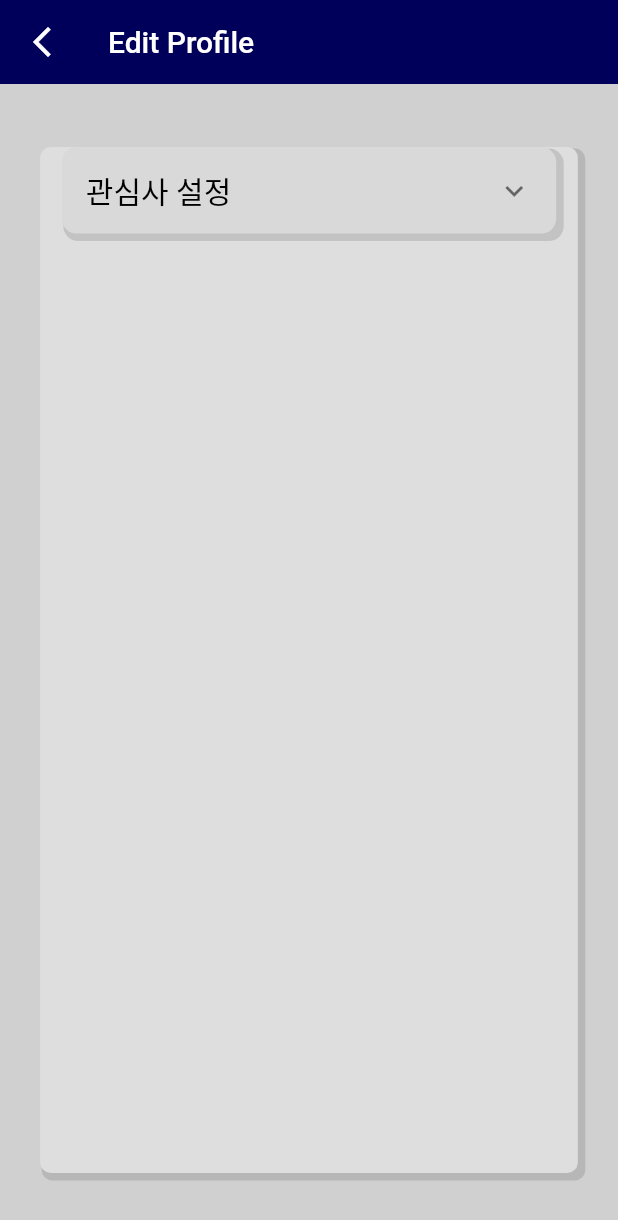
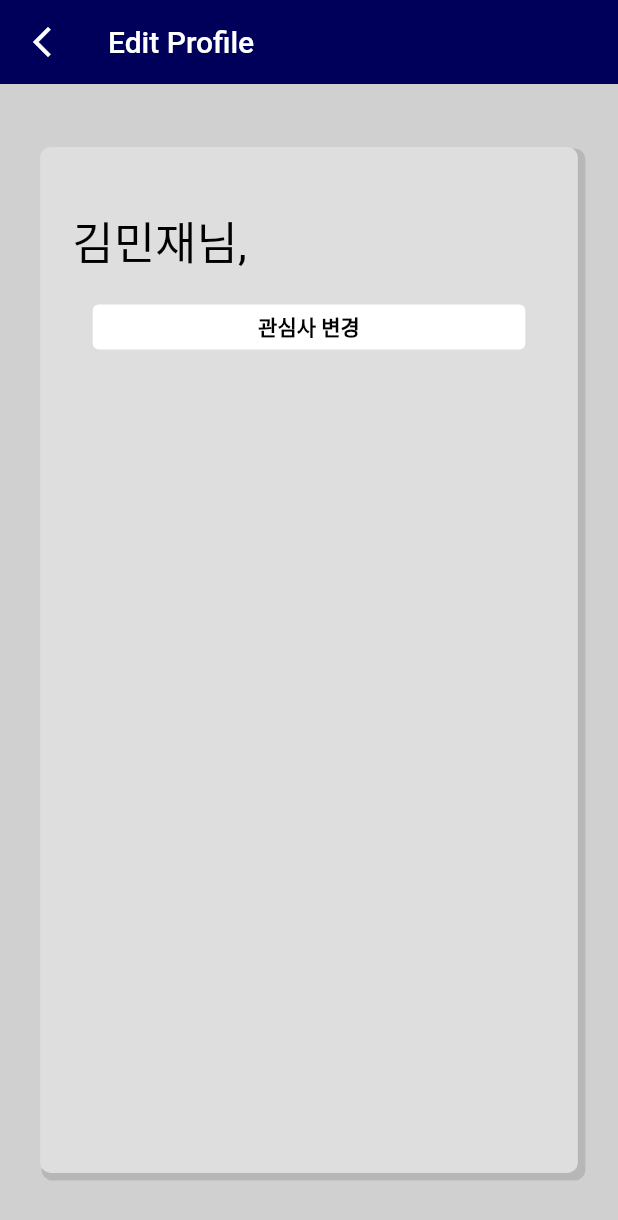
Before and after one commit to Government-Open-Data-Project/Client, a Flutter app: the EditProfile screen opened directly, on a phone screen of 412 x 824 dp. Shown: the top 1220 px of the screen. Run offline on Flutter 3.47's test engine with Material 2 defaults, Android fonts, the phone set to English and light mode, and no system bars; our stand-ins replace dots_indicator; Roboto replaces fonts that are missing (soojin).

Commit message:
fix : 프로필편집 수정

```diff
--- a/lib/editProfile.dart
+++ b/lib/editProfile.dart
@@ -40,73 +40,24 @@ class _EditProfileState extends State<EditProfile> {
   bool button30State = false;
   bool button31State = false;
 
-  @override
-  Widget build(BuildContext context) {
-    final sizeX = MediaQuery.of(context).size.width;
-    final sizeY = MediaQuery.of(context).size.height;
-
-    return Scaffold(
-      appBar: AppBar(
-        title: Text("Edit Profile"),
-        backgroundColor: Color(0xFF00005B),
-        elevation: 0.0,
-        leading: IconButton(
-          onPressed: () {
-            Navigator.pop(context);
-          },
-          icon: Icon(Icons.arrow_back_ios_new),
+  Future<void> _showDialog(BuildContext context) {
+    return showDialog<void>(
+      context: context,
+      barrierDismissible: false,
+      builder: (context) {
+        return StatefulBuilder(
+            builder: (BuildContext context, StateSetter setState){
+              return AlertDialog(
+                backgroundColor: Color(0xFFDEDEDE),
+                title: Text(
+                  "필터 검색",
+                  style: TextStyle(
+                      fontFamily: 'soojin',
+                      color: Color(0xFF5E5E5E)
                   ),
                 ),
-      backgroundColor: Color(0xFFD0D0D0),
-      body: Center(
+                content: SingleChildScrollView(
                   child: Container(
-            width: sizeX * 0.87,
-            height: sizeY * 0.83,
-            decoration: BoxDecoration(
-              color: Color(0xFFDEDEDE),
-              borderRadius: BorderRadius.circular(7),
-              boxShadow: [
-                BoxShadow(
-                  color: Colors.black12,
-                  spreadRadius: 2,
-                  offset: Offset(3, 3),
-                ),
-              ],
-            ),
-            child: Center(
-              child: Column(
-                children: [
-                  Container(
-
-                  ),
-                  Container(),
-                  Container(
-                    width: sizeX*0.8,
-                    height: sizeY*0.07,
-                    decoration: BoxDecoration(
-                      borderRadius: BorderRadius.vertical(
-                          top: Radius.circular(10), bottom: Radius.circular(10)),
-                      color: Color(0xFFd9d9d9),
-                      boxShadow:[
-                        BoxShadow(
-                          color: Colors.black12,
-                          spreadRadius: 2,
-                          offset: Offset(3,3),
-                        ),
-                      ],
-                    ),
-                    child: ExpansionTile(
-                        title: Text(
-                          '관심사 설정',
-                          style: TextStyle(
-                            fontFamily: "soojin",
-                            fontSize: 20,
-                            color: Colors.black,
-                          ),
-                        ),
-                        initiallyExpanded: false,
-                        children: <Widget>[
-                          Container(
                     width: MediaQuery.of(context).size.width,
                     child: Column(
                       children: [
@@ -702,9 +653,119 @@ class _EditProfileState extends State<EditProfile> {
                       ],
                     ),
                   ),
-                        ]
+                ),
+                insetPadding: EdgeInsets.fromLTRB(20, 100, 20, 130),
+                actions: <Widget>[
+                  ElevatedButton(
+                      style: ElevatedButton.styleFrom(
+                          elevation: 0.0,
+                          backgroundColor: Colors.white,
+                          minimumSize: Size(130, 30)),
+                      onPressed: () => Navigator.of(context).pop(),
+                      child: Text('초기화',
+                          style: TextStyle(
+                              color: Color(0xA5000000),
+                              fontSize: 20,
+                              fontFamily: 'soojin'))),
+                  ElevatedButton(
+                      style: ElevatedButton.styleFrom(
+                          elevation: 0.0,
+                          backgroundColor: Color(0xFF00005B),
+                          minimumSize: Size(130, 30)),
+                      onPressed: () async {},
+                      child: Text('적용하기',
+                          style: TextStyle(
+                              color: Colors.white,
+                              fontSize: 20,
+                              fontFamily: 'soojin'))),
+                ],
+              );
+            }
+        );
+      },
+    );
+  }
+
+  @override
+  Widget build(BuildContext context) {
+    final sizeX = MediaQuery.of(context).size.width;
+    final sizeY = MediaQuery.of(context).size.height;
+
+    return Scaffold(
+      appBar: AppBar(
+        title: Text("Edit Profile"),
+        backgroundColor: Color(0xFF00005B),
+        elevation: 0.0,
+        leading: IconButton(
+          onPressed: () {
+            Navigator.pop(context);
+          },
+          icon: Icon(Icons.arrow_back_ios_new),
         ),
       ),
+      backgroundColor: Color(0xFFD0D0D0),
+      body: Center(
+        child: Container(
+            width: sizeX * 0.87,
+            height: sizeY * 0.83,
+            decoration: BoxDecoration(
+              color: Color(0xFFDEDEDE),
+              borderRadius: BorderRadius.circular(7),
+              boxShadow: [
+                BoxShadow(
+                  color: Colors.black12,
+                  spreadRadius: 2,
+                  offset: Offset(3, 3),
+                ),
+              ],
+            ),
+            child: Center(
+              child: Column(
+                children: [
+                  SizedBox(height: 40,),
+                  Container(
+                      //color: Colors.pink,
+                      width: sizeX*0.8,
+                      height: 45,
+                      padding: EdgeInsets.fromLTRB(7, 0, 0, 0),
+                      child: RichText(
+                          textAlign: TextAlign.start,
+                          text: TextSpan(
+                              style: TextStyle(
+                                fontFamily: 'soojin',
+                                fontSize: 30,
+                                color: Colors.black,
+                              ),
+                              children: [
+                                TextSpan(
+                                  text: "김민재님,",
+                                ),
+                              ]
+                          )
+                      )
+                  ),
+                  Container(
+                    margin: EdgeInsets.fromLTRB(0, 20, 0, 0),
+                    width: sizeX*0.7,
+                    height: 30,
+                    //color: Colors.blue,
+                    child: ElevatedButton(
+                      style: ElevatedButton.styleFrom(
+                        elevation: 0.0,
+                        backgroundColor: Colors.white,
+                      ),
+                      onPressed: (){
+                        _showDialog(context);
+                      },
+                      child: Row(
+                        mainAxisAlignment: MainAxisAlignment.center,
+                        crossAxisAlignment: CrossAxisAlignment.start,
+                        children: [
+                          Text("관심사 변경",style: TextStyle(color: Colors.black,fontWeight: FontWeight.bold),)
+                        ],
+                      ),
+                    ),
+                  )
                 ],
               ),
             )),
```
Lines whose indentation alone changed are shown as unchanged.
